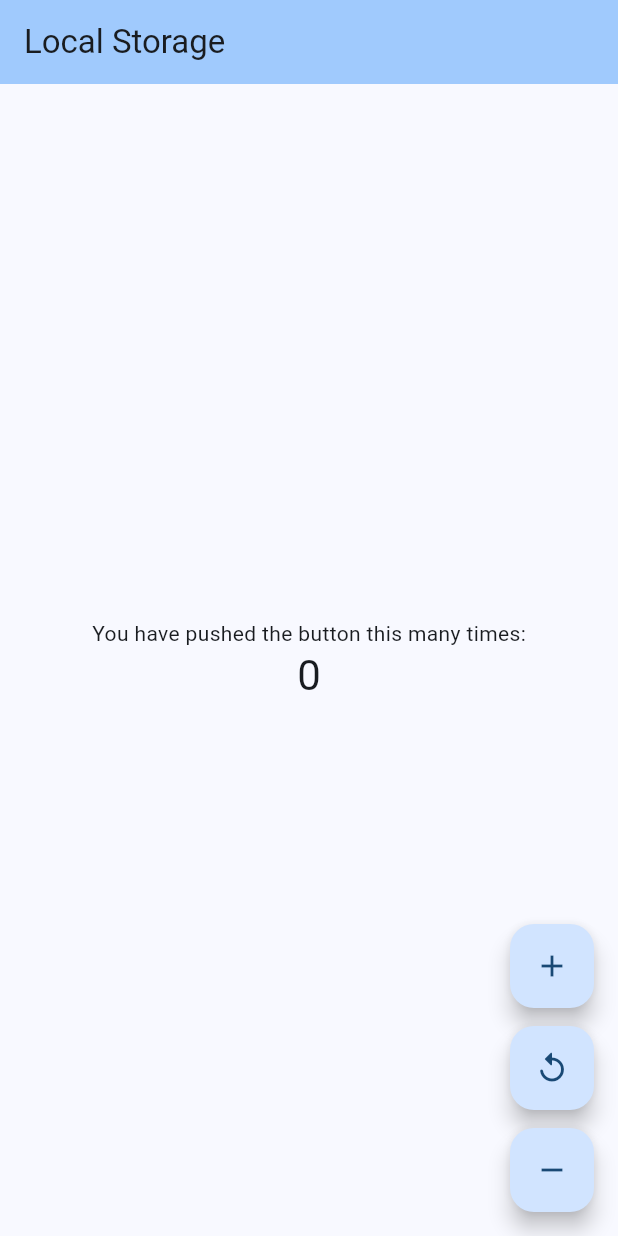
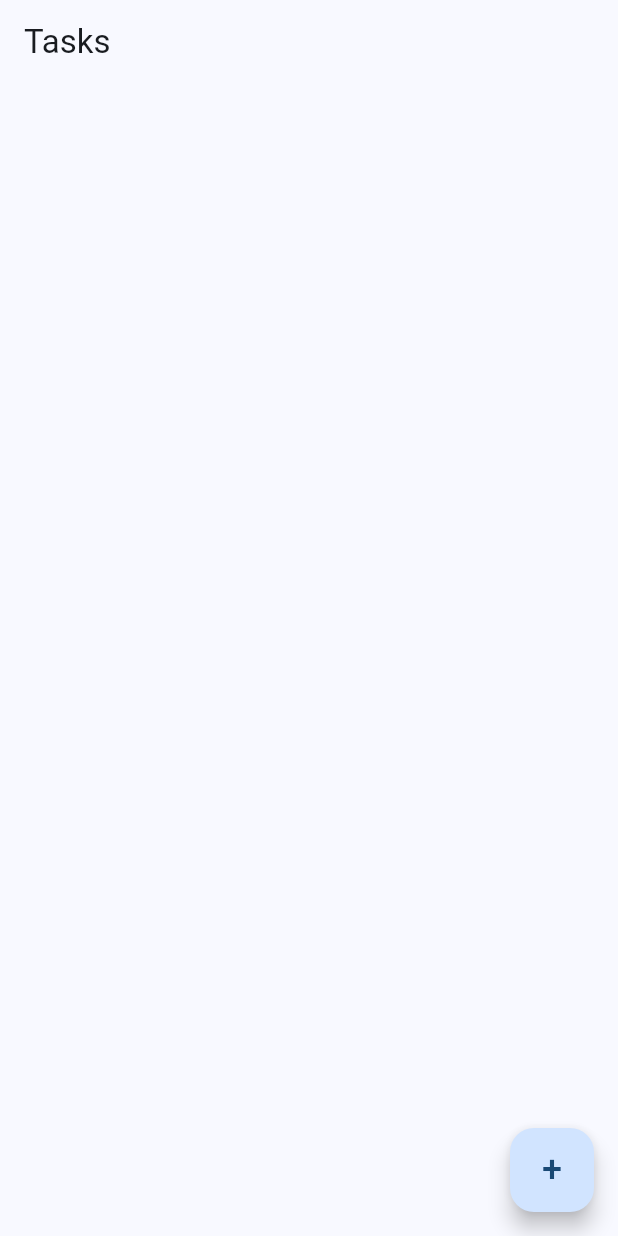
Before and after one commit to Mohamed-AlAzab/Learn-Local-Storage, a Flutter app: the screen it shows after launch, on a phone screen of 412 x 824 dp. Run offline on Flutter 3.47's test engine with Material 3 defaults, Android fonts, the phone set to English and light mode, and no system bars.

Commit message:
add: Todo-SQLlite

```diff
--- a/lib/counter_cubit.dart
+++ /dev/null
@@ -1,36 +0,0 @@
-import 'package:flutter_bloc/flutter_bloc.dart';
-import 'package:shared_preferences/shared_preferences.dart';
-
-class CounterCubit extends Cubit<int> {
-  CounterCubit() : super(0) {
-    _init();
-  }
-
-  static const String _counterKey = 'counter';
-  late SharedPreferences _prefs;
-
-  Future<void> _init() async {
-    _prefs = await SharedPreferences.getInstance();
-    final savedValue = _prefs.getInt(_counterKey) ?? 0;
-    emit(savedValue);
-  }
-
-  void increment() {
-    emit(state + 1);
-    _save();
-  }
-
-  void decrement() {
-    emit(state - 1);
-    _save();
-  }
-
-  void reset() {
-    emit(0);
-    _save();
-  }
-
-  Future<void> _save() async {
-    await _prefs.setInt(_counterKey, state);
-  }
-}
--- a/lib/main.dart
+++ b/lib/main.dart
@@ -1,6 +1,5 @@
 import 'package:flutter/material.dart';
-import 'package:flutter_bloc/flutter_bloc.dart';
-import 'package:learn_local_storage/counter_cubit.dart';
+import 'package:learn_local_storage/todo_page.dart';
 
 void main() {
   runApp(const MyApp());
@@ -16,62 +15,7 @@ class MyApp extends StatelessWidget {
       theme: ThemeData(
         colorScheme: ColorScheme.fromSeed(seedColor: Colors.blue),
       ),
-      home: BlocProvider<CounterCubit>(
-        create: (context) => CounterCubit(),
-        child: MyHomePage(),
-      ),
+      home: TodoPage(),
     );
   }
 }
-
-class MyHomePage extends StatelessWidget {
-  const MyHomePage({super.key});
-
-  @override
-  Widget build(BuildContext context) {
-    return BlocBuilder<CounterCubit, int>(
-      builder: (context, state) {
-        return Scaffold(
-          appBar: AppBar(
-            backgroundColor: Theme.of(context).colorScheme.inversePrimary,
-            title: Text('Local Storage'),
-          ),
-          body: Center(
-            child: Column(
-              mainAxisAlignment: MainAxisAlignment.center,
-              children: <Widget>[
-                const Text('You have pushed the button this many times:'),
-                Text(
-                  '$state',
-                  style: Theme.of(context).textTheme.headlineMedium,
-                ),
-              ],
-            ),
-          ),
-          floatingActionButton: Column(
-            mainAxisAlignment: MainAxisAlignment.end,
-            children: [
-              FloatingActionButton(
-                onPressed: () => context.read<CounterCubit>().increment(),
-                tooltip: 'Increment',
-                child: const Icon(Icons.add),
-              ),
-              SizedBox(height: 12),
-              FloatingActionButton(
-                onPressed: () => context.read<CounterCubit>().reset(),
-                tooltip: 'Increment',
-                child: const Icon(Icons.replay_rounded),
-              ),
-              SizedBox(height: 12),
-              FloatingActionButton(
-                onPressed: () => context.read<CounterCubit>().decrement(),
-                tooltip: 'decrement',
-                child: const Icon(Icons.remove),
-              ),
-            ],
-          ),
-        );
-      },
-    );
-  }
-}
--- /dev/null
+++ b/lib/task_model.dart
@@ -0,0 +1,13 @@
+class TaskModel {
+  final String title;
+  final String subTitle;
+  final DateTime date;
+  bool isChecked;
+
+  TaskModel({
+    required this.title,
+    DateTime? date,
+    this.subTitle = '',
+    this.isChecked = false,
+  }) : date = date ?? DateTime.now();
+}
--- /dev/null
+++ b/lib/todo_page.dart
@@ -0,0 +1,85 @@
+import 'package:flutter/material.dart';
+import 'package:learn_local_storage/custom_text_field.dart';
+import 'package:learn_local_storage/task_item.dart';
+import 'package:learn_local_storage/task_model.dart';
+
+class TodoPage extends StatefulWidget {
+  const TodoPage({super.key});
+
+  @override
+  State<TodoPage> createState() => _TodoPageState();
+}
+
+class _TodoPageState extends State<TodoPage> {
+  TextEditingController title = TextEditingController();
+
+  TextEditingController subTitle = TextEditingController();
+
+  TextEditingController date = TextEditingController();
+
+  List<TaskModel> tasks = [];
+
+  @override
+  Widget build(BuildContext context) {
+    return Scaffold(
+      appBar: AppBar(title: Text('Tasks')),
+      body: ListView.builder(
+        itemCount: tasks.length,
+        itemBuilder: (context, index) {
+          return TaskItem(task: tasks[index]);
+        },
+      ),
+      floatingActionButton: FloatingActionButton(
+        child: Text('+', style: TextStyle(fontSize: 24)),
+        onPressed: () {
+          showModalBottomSheet(
+            context: context,
+            builder: (context) {
+              return Container(
+                width: double.infinity,
+                color: Colors.blue[200],
+                child: Column(
+                  children: [
+                    CustomTextField(label: 'Title', controller: title),
+                    CustomTextField(label: 'Subtitle', controller: subTitle),
+                    CustomTextField(
+                      label: 'Date',
+                      controller: date,
+                      onClick: () {
+                        showDatePicker(
+                          context: context,
+                          firstDate: DateTime.now(),
+                          lastDate: DateTime.now().add(Duration(days: 365)),
+                        ).then((selctedDate) {
+                          date.text = selctedDate.toString();
+                        });
+                      },
+                    ),
+                    ElevatedButton(
+                      onPressed: () {
+                        var model = TaskModel(
+                          title: title.text,
+                          subTitle: subTitle.text,
+                          date: DateTime.parse(date.text),
+                          isChecked: false,
+                        );
+                        setState(() {
+                          tasks.add(model);
+                        });
+                        title.clear();
+                        subTitle.clear();
+                        date.clear();
+                        Navigator.pop(context);
+                      },
+                      child: const Text('Create Task'),
+                    ),
+                  ],
+                ),
+              );
+            },
+          );
+        },
+      ),
+    );
+  }
+}
```
Also changed, not shown: lib/custom_text_field.dart (added, +28 -0 lines), lib/task_item.dart (added, +33 -0 lines).
